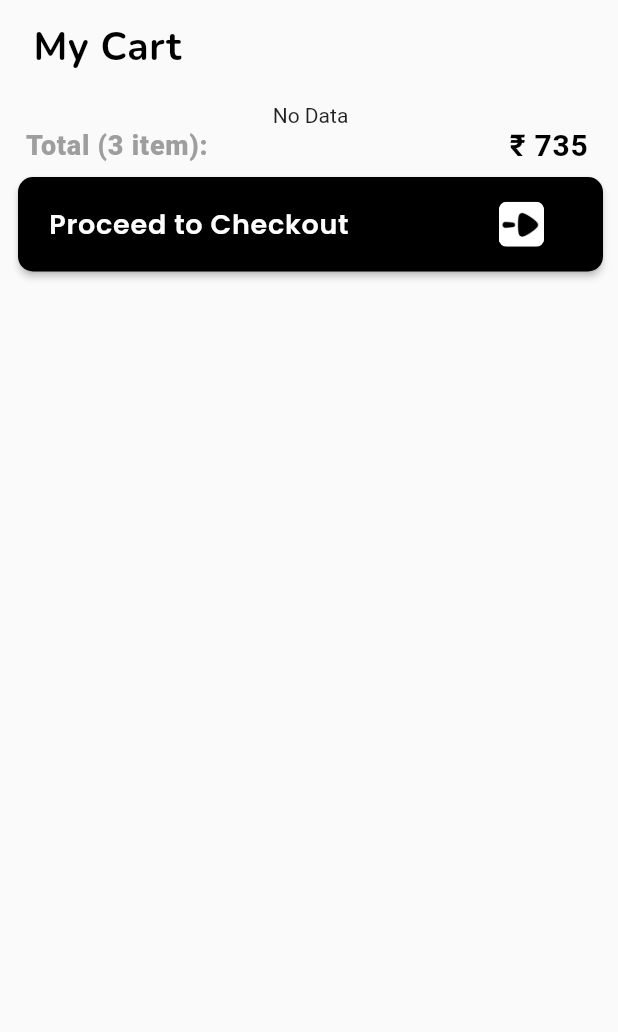
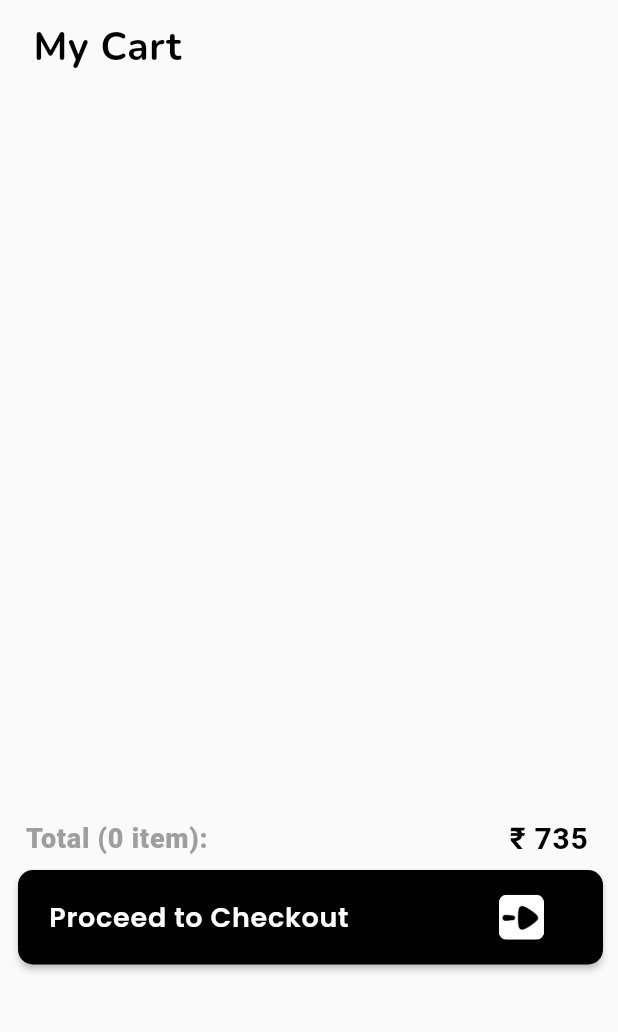
Before and after one commit to iam-Aslam/FashionStore-User, a Flutter app: the ScreenCart screen opened directly, on a phone screen of 412 x 824 dp, the part 84-1116 px from its top. Run offline on Flutter 3.47's test engine with Material 2 defaults, Android fonts, the phone set to English and light mode, and no system bars; our stand-ins replace cloud_firestore, firebase_auth, firebase_core, flutter_slidable, google_fonts, google_nav_bar and 2 more; accounts and stored records are empty.

Commit message:
Cart Items Listed

```diff
--- a/lib/presentations/cart/cart_screen.dart
+++ b/lib/presentations/cart/cart_screen.dart
@@ -1,5 +1,5 @@
 // ignore_for_file: must_be_immutable
-
+import 'dart:developer';
 import 'package:cloud_firestore/cloud_firestore.dart';
 import 'package:fashionstore/core/constants.dart';
 import 'package:fashionstore/widgets/main_heading_widget.dart';
@@ -12,19 +12,12 @@ import 'widgets/cart_widget.dart';
 
 class ScreenCart extends StatelessWidget {
   ScreenCart({super.key});
-  String email = '';
-  Stream<QuerySnapshot> cartStream = const Stream.empty();
-
-  getCartUser() {
-    email = FirebaseAuth.instance.currentUser!.email!;
-    cartStream = FirebaseFirestore.instance
-        .collection('cart')
-        .where('email', isEqualTo: email)
-        .snapshots();
-  }
-
+  int itemCount = 0;
+  // String productName = '';
+  // String productSubname = '';
   @override
   Widget build(BuildContext context) {
+    String email = FirebaseAuth.instance.currentUser!.email!;
     var size = MediaQuery.of(context).size;
     var height = size.height;
     var width = size.width;
@@ -57,11 +50,17 @@ class ScreenCart extends StatelessWidget {
               text: 'My Cart',
             ),
             khieght20,
-            StreamBuilder<QuerySnapshot>(
-              stream: getCartUser(),
+            SizedBox(
+              height: 478,
+              child: StreamBuilder<QuerySnapshot>(
+                stream: FirebaseFirestore.instance
+                    .collection('cart')
+                    .where('email', isEqualTo: email)
+                    .snapshots(),
                 builder: (context, snapshot) {
+                  final List<DocumentSnapshot> documents = snapshot.data!.docs;
+                  itemCount = documents.length;
                   if (snapshot.hasData) {
-                  final List<DocumentSnapshot> documents = snapshot.data!.docs;
                     return Expanded(
                       child: ListView.separated(
                         separatorBuilder: (context, index) => khieght20,
@@ -81,21 +80,21 @@ class ScreenCart extends StatelessWidget {
                     );
                   } else if (snapshot.hasError) {
                     Text('Error: ${snapshot.error}');
+                    log(snapshot.error.toString());
                   } else if (snapshot.connectionState ==
                       ConnectionState.waiting) {
                     return const HomeProductShimmerEffect();
                   }
-                return const Center(
-                  child: Text('No Data'),
-                );
+                  return const HomeProductShimmerEffect();
                 },
+              ),
             ),
             Padding(
               padding: const EdgeInsets.only(left: 5.0, right: 10),
               child: Row(
                 children: [
                   Text(
-                    'Total (3 item):',
+                    'Total ($itemCount item):',
                     style: GoogleFonts.roboto(
                       textStyle: const TextStyle(
                         letterSpacing: .5,
--- a/lib/presentations/home/widget/home_widget.dart
+++ b/lib/presentations/home/widget/home_widget.dart
@@ -1,4 +1,3 @@
-// ignore_for_file: public_member_api_docs, sort_constructors_first
 import 'package:cloud_firestore/cloud_firestore.dart';
 import 'package:fashionstore/presentations/products/all_products.dart';
 import 'package:flutter/material.dart';
@@ -137,6 +136,7 @@ class WidgetHome extends StatelessWidget {
               builder: (context, snapshot) {
                 if (snapshot.hasData) {
                   final List<DocumentSnapshot> documents = snapshot.data!.docs;
+
                   return GridView.builder(
                     shrinkWrap: true,
                     physics: const NeverScrollableScrollPhysics(),
```
Also changed, not shown: lib/model/functions.dart (+31 -0 lines), lib/presentations/cart/widgets/cart_widget.dart (+81 -22 lines). Lines whose indentation alone changed are shown as unchanged.
